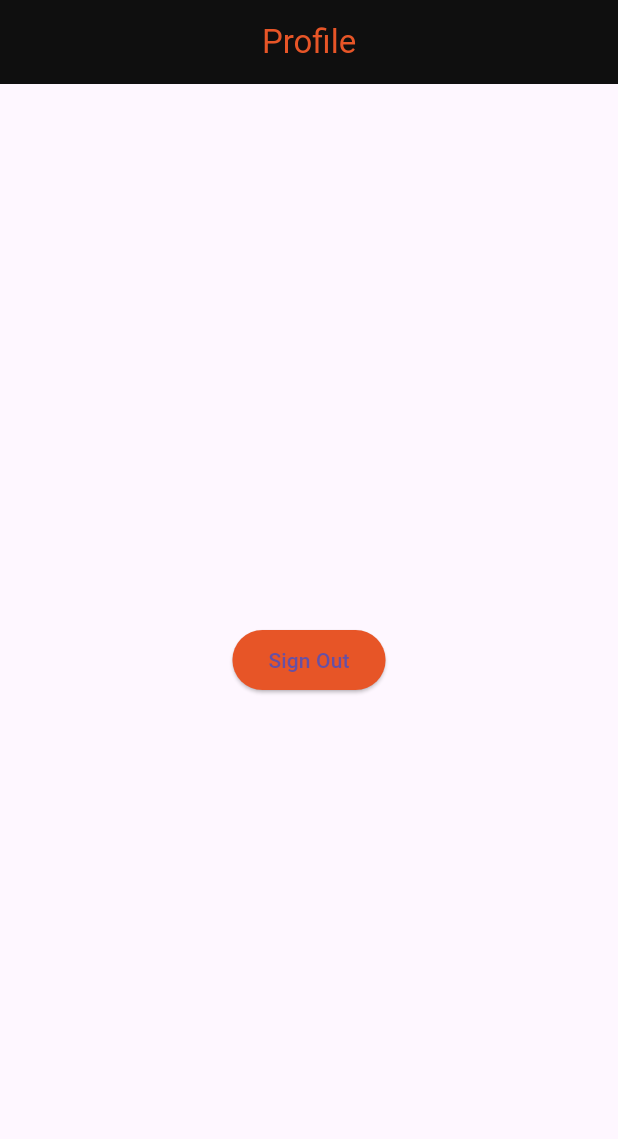
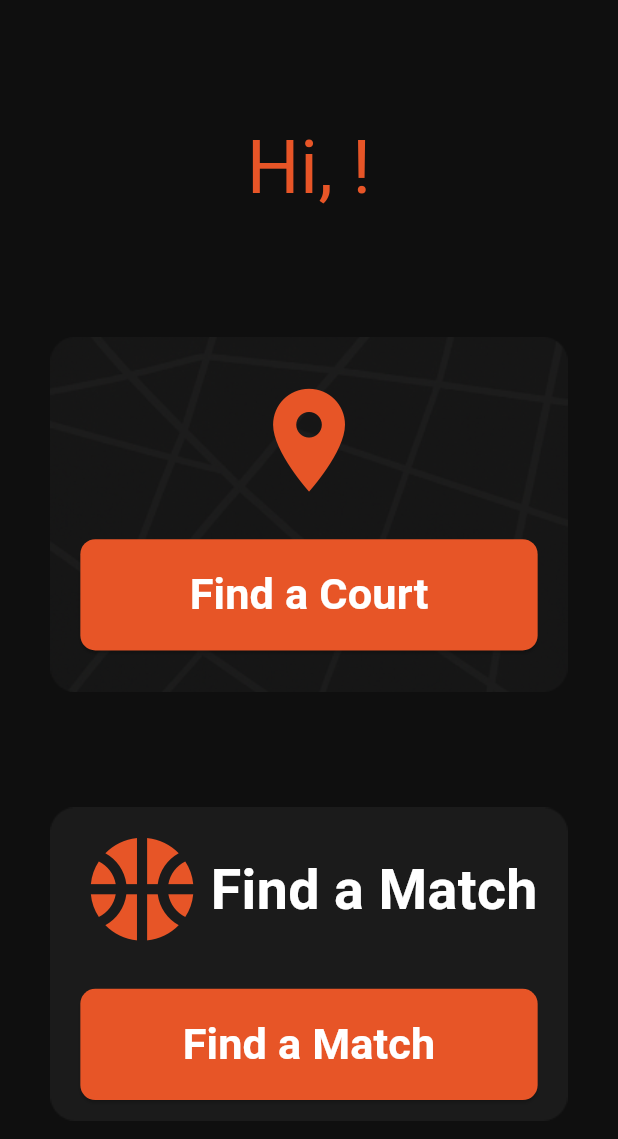
Before and after one commit to FreeOnur/BallerApp, a Flutter app: the screen it shows once a user with an empty profile is signed in, on a phone screen of 412 x 824 dp. Shown: the top 1139 px of the screen. Run offline on Flutter 3.47's test engine with Material 3 defaults, Android fonts, the phone set to English and light mode, and no system bars; our stand-ins replace image_picker, supabase_flutter; missing offline and left inert: dart:ffi; accounts and stored records are empty; statements that could not run were skipped; project files that could hold a hidden picture were left out.

Commit message:
Add navigation button widget and homepage box image
- Introduced a new image asset for the homepage: homepage_box_image_2.png.
- Created a NavigationButton widget to facilitate navigation between pages.
- The NavigationButton widget is customizable with title, target page, and responsive sizing based on screen dimensions.

```diff
--- a/baller_app/lib/auth/auth_service.dart
+++ b/baller_app/lib/auth/auth_service.dart
@@ -58,18 +58,17 @@ class AuthService {
     if (user == null) {
       throw Exception('No user logged in!');
     }
-
-    final response = await _supabase.from('profiles').update({
+    try {
+      await _supabase.from('profiles').upsert({
       'id': user.id,
       'username': username,
       'age': age,
       'location': location,
       'gender': gender,
       'skill_level': skillLevel,
-    });
-
-    if (response.error != null) {
-      throw Exception(response.error!.message);
+      });
+    } catch (e) {
+      throw Exception('Failed to create profile: $e');
     }
   }
 
--- a/baller_app/lib/pages/AuthenthicationPage/Register/profile_creation_page.dart
+++ b/baller_app/lib/pages/AuthenthicationPage/Register/profile_creation_page.dart
@@ -86,6 +86,8 @@ class _ProfileCreationPageState extends State<ProfileCreationPage> {
       }
     }
   }
+  //6820
+  //15102007Gmail#.
 
   // pick image
   Future pickImage() async {
--- a/baller_app/lib/pages/home_page.dart
+++ b/baller_app/lib/pages/home_page.dart
@@ -1,27 +1,136 @@
+import 'package:baller_app/pages/AuthenthicationPage/login_page.dart';
+import 'package:baller_app/widgets/buttons/navigation_button.dart';
 import 'package:flutter/material.dart';
 import 'package:supabase_flutter/supabase_flutter.dart';
 
 class HomePage extends StatelessWidget {
   const HomePage({super.key});
 
+  Future<String> getUserName() async {
+    final user = Supabase.instance.client.auth.currentUser;
+    if (user == null) {
+      throw Exception('No user logged in');
+    }
+
+    try {
+      final data = await Supabase.instance.client
+          .from('profiles')
+          .select('username')
+          .eq('id', user.id)
+          .single();
+
+      // 'data' ist hier ein Map<String, dynamic>
+      return data['username'] as String;
+    } catch (e) {
+      throw Exception('Error fetching username: $e');
+    }
+  }
+
   @override
   Widget build(BuildContext context) {
+    final screenHeight = MediaQuery.of(context).size.height;
+    final screenWidth = MediaQuery.of(context).size.width;
     return Scaffold(
-      appBar: AppBar(
-        backgroundColor: Color.fromRGBO(15, 15, 15, 100),
-        foregroundColor: Color.fromRGBO(231, 85, 39, 100),
-        title: const Text("Profile"),
-        centerTitle: true,
-      ),
+      backgroundColor: const Color.fromRGBO(15, 15, 15, 100),
       body: Center(
-        child: ElevatedButton(
-          style: ElevatedButton.styleFrom(
-            backgroundColor: Color.fromRGBO(231, 85, 39, 100),
-          ),
-          onPressed: () async {
-            await Supabase.instance.client.auth.signOut();
-          },
-          child: const Text("Sign Out"),
+        child: Column(
+          mainAxisAlignment: MainAxisAlignment.spaceEvenly,
+          children: [
+            FutureBuilder(
+              future: getUserName(),
+              builder: (context, snapshot) {
+                if (snapshot.connectionState == ConnectionState.waiting) {
+                  return CircularProgressIndicator();
+                } else if (snapshot.hasError) {
+                  return Text('Error: ${snapshot.error}');
+                } else if (snapshot.hasData) {
+                  return Text(
+                    'Hi, ${snapshot.data}!',
+                    style: TextStyle(
+                      color: Color.fromRGBO(231, 85, 39, 100),
+                      fontSize: 24 * screenHeight / 400,
+                    ),
+                  );
+                } else {
+                  return Text('No username found');
+                }
+              },
+            ),
+            Center(
+              child: Stack(
+                alignment: Alignment.center,
+                children: [
+                  Image.asset(
+                    'assets/images/homepage_box_image_1.png',
+                    fit: BoxFit.contain,
+                  ),
+                  Column(
+                    children: [
+                      Icon(
+                        Icons.location_on,
+                        color: Color.fromRGBO(231, 85, 39, 100),
+                        size: 40 * screenHeight / 400,
+                      ),
+                      SizedBox(height: screenHeight * 0.03),
+                      NavigationButton(
+                        title: 'Find a Court',
+                       page: LoginPage(),
+                        screenHeight: screenHeight,
+                        screenWidth: screenWidth,
+                      ),
+                    ],
+                  ),
+
+                ],
+              ),
+            ),
+            Center(
+              child: Stack(
+                alignment: Alignment.center,
+                children: [
+                  Image.asset(
+                    'assets/images/homepage_box_image_2.png',
+                    fit: BoxFit.contain,
+                  ),
+                  Column(
+                    children: [
+                      SizedBox(
+                        width: screenWidth *0.74,
+                        child: Row(
+                          mainAxisAlignment: MainAxisAlignment.start,
+                          children: [
+                            Icon(
+                              Icons.sports_basketball_rounded,
+                              color: Color.fromRGBO(231, 85, 39, 100),
+                              size: 40 * screenHeight / 400,
+                            ),
+                            Spacer(),
+                            Text(
+                              'Find a Match',
+                              style: TextStyle(
+                                color: Colors.white,
+                                fontSize: 18 * screenHeight / 400,
+                                fontWeight: FontWeight.bold
+                              ),
+                            ),
+
+                          ],
+                        ),
+                      ),
+                      SizedBox(height: screenHeight * 0.03),
+                      NavigationButton(
+                        title: 'Find a Match',
+                       page: LoginPage(),
+                        screenHeight: screenHeight,
+                        screenWidth: screenWidth,
+                      ),
+                    ],
+                  ),
+
+                ],
+              ),
+            ),
+          ],
         ),
       ),
     );
--- a/baller_app/lib/services/badword_filter.dart
+++ b/baller_app/lib/services/badword_filter.dart
@@ -18,7 +18,7 @@ class BadwordFilter {
   }
 
   static bool containsBadWord(String text) {
-    final lower = text.toLowerCase();
+    final lower = text.toLowerCase().split(RegExp(r'\s+'));
     for (final bad in _badWords) {
       if (lower.contains(bad)) return true;
     }
--- /dev/null
+++ b/baller_app/lib/widgets/buttons/navigation_button.dart
@@ -0,0 +1,45 @@
+import 'package:flutter/material.dart';
+
+class NavigationButton extends StatelessWidget {
+  final String title;
+  final page;
+  final double screenHeight;
+  final double screenWidth;
+  const NavigationButton({
+    super.key,
+    required this.title,
+    required this.page,
+    required this.screenHeight,
+    required this.screenWidth,
+  });
+
+  @override
+  Widget build(BuildContext context) {
+    return SizedBox(
+      height: screenHeight * 0.09,
+      width: screenWidth * 0.74,
+      child: ElevatedButton(
+        onPressed: () => Navigator.push(
+          context,
+          MaterialPageRoute(builder: (context) => page),
+        ),
+        style: ElevatedButton.styleFrom(
+          backgroundColor: const Color.fromRGBO(231, 85, 39, 100),
+          foregroundColor: Colors.white,
+          shape: RoundedRectangleBorder(
+            borderRadius: BorderRadius.circular(10),
+          ),
+        ),
+        child: Center(
+          child: Text(
+            style: TextStyle(
+              fontWeight: FontWeight.bold,
+              fontSize: screenHeight * 0.035,
+            ),
+            title,
+          ),
+        ),
+      ),
+    );
+  }
+}
--- a/baller_app/pubspec.yaml
+++ b/baller_app/pubspec.yaml
@@ -22,4 +22,5 @@ dev_dependencies:
 flutter:
   uses-material-design: true
   assets:
+    - assets/images/
     - assets/badwords.txt
```
Also changed, not shown: baller_app/assets/images/homepage_box_image_1.png (added), baller_app/assets/images/homepage_box_image_2.png (added).
